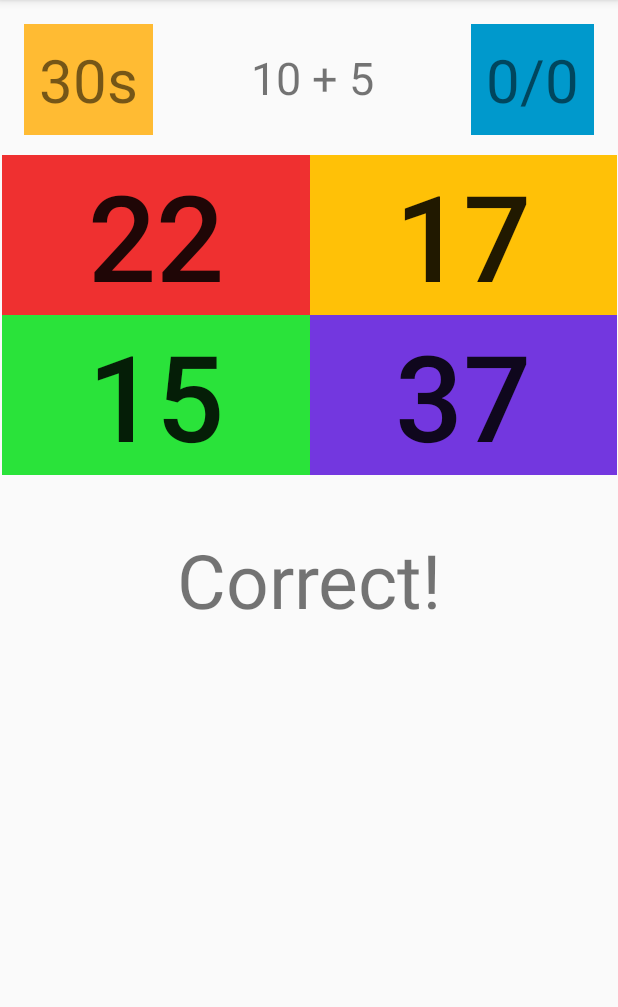
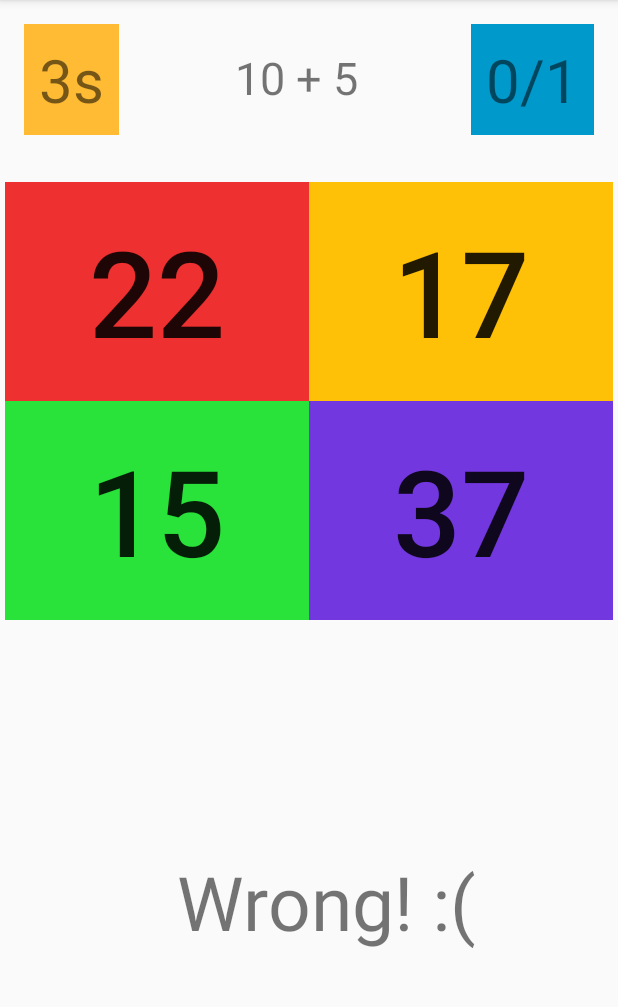
Before and after one commit to Frostist/BrainTrainer, an Android app: the screen it shows after launch (MainActivity), after a tap on "22", on a phone screen of 412 x 824 dp, the part 84-1091 px from its top. Run offline under Robolectric (Android 15) with nearby library versions, the phone set to English and light mode, and no system bars; 1 other tap on this screen came first.

Commit message:
1.0.3🤨

```diff
--- a/app/src/main/java/com/example/braintrainer/MainActivity.java
+++ b/app/src/main/java/com/example/braintrainer/MainActivity.java
@@ -1,8 +1,11 @@
 package com.example.braintrainer;
 
 import androidx.appcompat.app.AppCompatActivity;
+import androidx.constraintlayout.widget.ConstraintLayout;
 
 import android.os.Bundle;
+import android.os.CountDownTimer;
+import android.util.Log;
 import android.view.View;
 import android.widget.Button;
 import android.widget.TextView;
@@ -11,59 +14,92 @@ import java.util.ArrayList;
 import java.util.Random;
 
 public class MainActivity extends AppCompatActivity {
+    String TAG = "Project";
     //Defining UI Elements
+    //Buttons
     Button goButton;
     Button button0;
     Button button1;
     Button button2;
     Button button3;
+    //TextViews
     TextView sumText;
+    TextView timeText;
+    TextView resultText;
+    TextView scoreText;
+    //Layouts
+    ConstraintLayout gameLayout;
+    //Defining Ints
+    int locationOfAnswer;
+    int wrongAnswer;
+    int a;
+    int b;
+    int score = 0;
+    int numberOfQ = 0;
     //Definding my array list fo potential answers
     ArrayList<Integer> answers = new ArrayList<Integer>();
 
 
-
-
-
-
-
+    //starts the
     public void start(View view) {
         goButton.setVisibility(View.INVISIBLE);
+        gameLayout.setVisibility(View.VISIBLE);
+        score = 0;
+        numberOfQ = 0;
+        scoreText.setText(score + "/" + numberOfQ);
+        newQuestion();
+        timeText.setText("30s");
+        new CountDownTimer(5100, 1000) {
+            @Override
+            public void onTick(long millisUntilFinished) {
+                timeText.setText(String.valueOf(millisUntilFinished / 1000) + "s");
+            }
+
+            @Override
+            public void onFinish() {
+                resultText.setText("Done!");
+                goButton.setVisibility(View.VISIBLE);
+                gameLayout.setVisibility(View.INVISIBLE);
+            }
+        }.start();
 
     }
 
     public void chooseAnswer(View view) {
-
-
+        Log.w(TAG,"Button Pushed:" + view.getTag().toString());
+        //this is comparing the tag of the button to the value of the button to the value of the correct answer.
+        if (Integer.toString(locationOfAnswer).equals(view.getTag().toString())) {
+            Log.w(TAG, "Correct Answer");
+            resultText.setText("Correct!");
+            score++;
+        } else {
+            Log.w(TAG, "Incorrect Answer");
+            resultText.setText("Wrong! :(");
+        }
+        numberOfQ++;
+        scoreText.setText(score + "/" + numberOfQ);
+        newQuestion();
     }
 
-    @Override
-    protected void onCreate(Bundle savedInstanceState) {
-        super.onCreate(savedInstanceState);
-        setContentView(R.layout.activity_main);
-        //Find views
-        sumText = findViewById(R.id.sumText);
-        goButton = findViewById(R.id.goButton);
-        button0 = findViewById(R.id.button0);
-        button1 = findViewById(R.id.button1);
-        button2 = findViewById(R.id.button2);
-        button3 = findViewById(R.id.button3);
+    public void newQuestion() {
 
         //Creates new random number
         Random rand = new Random();
         //setting up the sum
-        int a = rand.nextInt(21);
-        int b = rand.nextInt(21);
+        a = rand.nextInt(21);
+        b = rand.nextInt(21);
         //setting up the display text view
-        sumText.setText(Integer.toString(a) + " + " + Integer.toString(b));
-
-        int locationOfAnswer = rand.nextInt(4);
+        sumText.setText(a + " + " + b);
+        //is defining that the answer is going to be set to one fo the 4 buttons
+        locationOfAnswer = rand.nextInt(4);
+        //clears the answers arry list to make sure that the tags don't break
+        answers.clear();
 
         for (int i=0; i<4; i++) {
             if (i == locationOfAnswer) {
                 answers.add(a + b);
             } else {
-                int wrongAnswer = rand.nextInt(41);
+                wrongAnswer = rand.nextInt(41);
 
                 //This makes sure that any of the random 3 numbers arent the same as the ansewer button
                 while (wrongAnswer == a + b) {
@@ -76,5 +112,29 @@ public class MainActivity extends AppCompatActivity {
         button1.setText(Integer.toString(answers.get(1)));
         button2.setText(Integer.toString(answers.get(2)));
         button3.setText(Integer.toString(answers.get(3)));
+
+    }
+
+    @Override
+    protected void onCreate(Bundle savedInstanceState) {
+        super.onCreate(savedInstanceState);
+        setContentView(R.layout.activity_main);
+        //Find views
+        //Texts Defined
+        sumText = findViewById(R.id.sumText);
+        timeText = findViewById(R.id.timeText);
+        scoreText = findViewById(R.id.scoreText);
+        resultText = findViewById(R.id.resultText);
+        //Buttons Defined
+        goButton = findViewById(R.id.goButton);
+        button0 = findViewById(R.id.button0);
+        button1 = findViewById(R.id.button1);
+        button2 = findViewById(R.id.button2);
+        button3 = findViewById(R.id.button3);
+        //Constraint
+        gameLayout = findViewById(R.id.gameLayout);
+        gameLayout.setVisibility(View.INVISIBLE);
+
+       newQuestion();
     }
 }
--- a/app/src/main/res/layout/activity_main.xml
+++ b/app/src/main/res/layout/activity_main.xml
@@ -22,6 +22,11 @@
         app:layout_constraintTop_toTopOf="parent"
         tools:visibility="gone" />
 
+    <androidx.constraintlayout.widget.ConstraintLayout
+        android:id="@+id/gameLayout"
+        android:layout_width="match_parent"
+        android:layout_height="match_parent">
+
         <TextView
             android:id="@+id/timeText"
             android:layout_width="wrap_content"
@@ -36,6 +41,22 @@
             app:layout_constraintTop_toTopOf="parent" />
 
         <TextView
+            android:id="@+id/resultText"
+            android:layout_width="wrap_content"
+            android:layout_height="wrap_content"
+            android:layout_marginStart="118dp"
+            android:layout_marginTop="120dp"
+            android:layout_marginEnd="117dp"
+            android:layout_marginBottom="132dp"
+            android:text="Correct!"
+            android:textSize="50sp"
+            app:layout_constraintBottom_toBottomOf="parent"
+            app:layout_constraintEnd_toEndOf="parent"
+            app:layout_constraintHorizontal_bias="0.0"
+            app:layout_constraintStart_toStartOf="parent"
+            app:layout_constraintTop_toBottomOf="@+id/gridLayout" />
+
+        <TextView
             android:id="@+id/scoreText"
             android:layout_width="wrap_content"
             android:layout_height="wrap_content"
@@ -48,29 +69,18 @@
             app:layout_constraintEnd_toEndOf="parent"
             app:layout_constraintTop_toTopOf="parent" />
 
-    <TextView
-        android:id="@+id/sumText"
-        android:layout_width="wrap_content"
-        android:layout_height="wrap_content"
-        android:layout_marginTop="16dp"
-        android:padding="15dp"
-        android:text="31 + 7"
-        android:textSize="30dp"
-        app:layout_constraintEnd_toStartOf="@+id/scoreText"
-        app:layout_constraintHorizontal_bias="0.5"
-        app:layout_constraintStart_toEndOf="@+id/timeText"
-        app:layout_constraintTop_toTopOf="parent" />
-
         <androidx.gridlayout.widget.GridLayout
             android:id="@+id/gridLayout"
-        android:layout_width="410dp"
-        android:layout_height="wrap_content"
-        android:layout_marginStart="8dp"
-        android:layout_marginTop="16dp"
-        android:layout_marginEnd="8dp"
+            android:layout_width="405dp"
+            android:layout_height="292dp"
+            android:layout_marginStart="1dp"
+            android:layout_marginTop="30dp"
+            android:layout_marginEnd="1dp"
+            android:layout_marginBottom="33dp"
+            app:layout_constraintBottom_toTopOf="@+id/resultText"
             app:layout_constraintEnd_toEndOf="parent"
             app:layout_constraintStart_toStartOf="parent"
-        app:layout_constraintTop_toBottomOf="@+id/sumText">
+            app:layout_constraintTop_toBottomOf="@+id/timeText">
 
             <Button
                 android:id="@+id/button0"
@@ -134,14 +144,18 @@
         </androidx.gridlayout.widget.GridLayout>
 
         <TextView
-        android:id="@+id/resultText"
+            android:id="@+id/sumText"
             android:layout_width="wrap_content"
             android:layout_height="wrap_content"
-        android:text="Correct!"
-        android:textSize="50sp"
-        app:layout_constraintBottom_toBottomOf="parent"
-        app:layout_constraintEnd_toEndOf="parent"
-        app:layout_constraintStart_toStartOf="parent"
-        app:layout_constraintTop_toBottomOf="@+id/gridLayout"
-        app:layout_constraintVertical_bias="0.094" />
+            android:layout_marginStart="51dp"
+            android:layout_marginTop="16dp"
+            android:layout_marginEnd="50dp"
+            android:padding="15dp"
+            android:text="31 + 7"
+            android:textSize="30dp"
+            app:layout_constraintEnd_toStartOf="@+id/scoreText"
+            app:layout_constraintStart_toEndOf="@+id/timeText"
+            app:layout_constraintTop_toTopOf="parent" />
     </androidx.constraintlayout.widget.ConstraintLayout>
+
+</androidx.constraintlayout.widget.ConstraintLayout>
```
Lines whose indentation alone changed are shown as unchanged.
